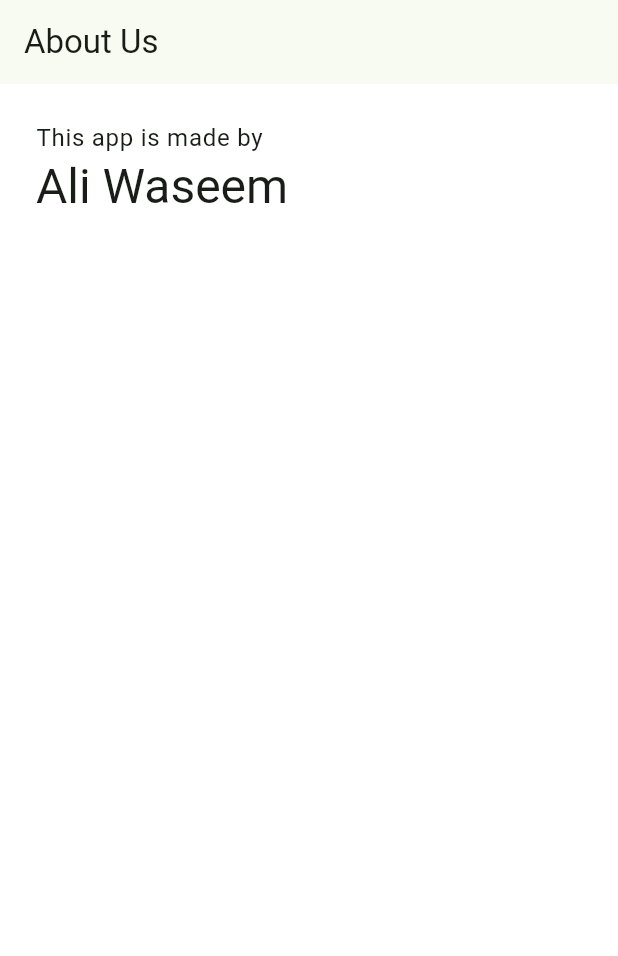
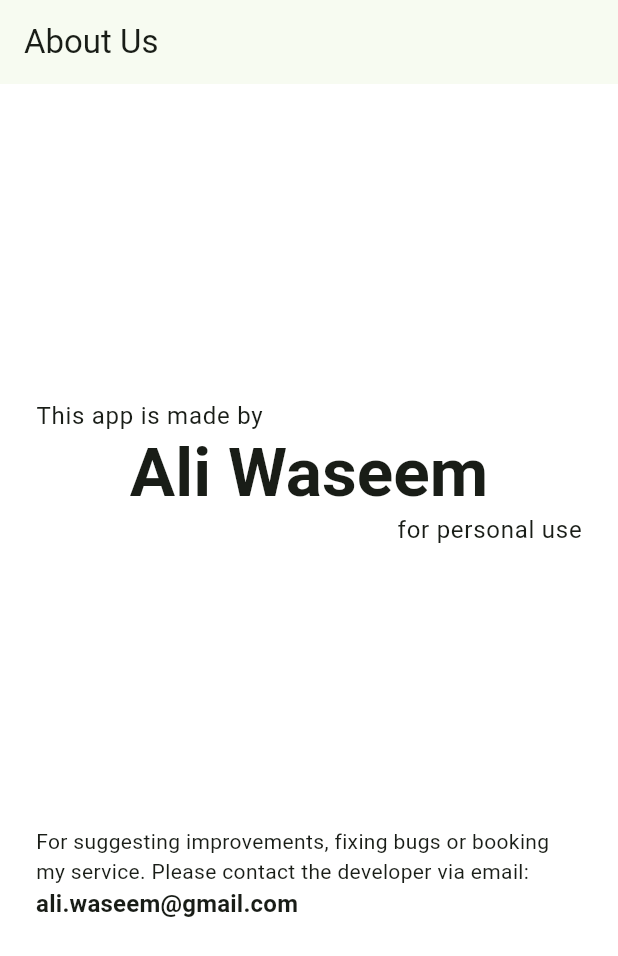
Before and after one commit to aliwaseem27/drugs_order, a Flutter app: the AboutUsScreen screen opened by its route, on a phone screen of 412 x 824 dp. Shown: the top 956 px of the screen. Run offline on Flutter 3.47's test engine with Material 3 defaults, Android fonts, the phone set to English and light mode, and no system bars; our stand-ins replace flutter_riverpod, go_router, isar; accounts and stored records are empty; generated files the repository leaves out were written again.

Commit message:
fix: visual improvements

```diff
--- a/lib/screens/about_us_screen.dart
+++ b/lib/screens/about_us_screen.dart
@@ -14,17 +14,47 @@ class AboutUsScreen extends StatelessWidget {
       ),
       body: Padding(
         padding: const EdgeInsets.all(AppSizes.defaultSpace),
-        child: SingleChildScrollView(
         child: Column(
+          mainAxisAlignment: MainAxisAlignment.spaceEvenly,
+          children: [
+            Column(
+              mainAxisAlignment: MainAxisAlignment.center,
               crossAxisAlignment: CrossAxisAlignment.start,
               children: [
                 Text(
                   "This app is made by",
                   style: Theme.of(context).textTheme.bodyLarge,
                 ),
-              Text("Ali Waseem", style: Theme.of(context).textTheme.headlineLarge),
+                Row(
+                  mainAxisAlignment: MainAxisAlignment.center,
+                  children: [
+                    Text("Ali Waseem",
+                        style: Theme.of(context).textTheme.displayMedium?.copyWith(fontWeight: FontWeight.bold)),
                   ],
                 ),
+                Row(
+                  mainAxisAlignment: MainAxisAlignment.end,
+                  children: [
+                    Text(
+                      "for personal use",
+                      style: Theme.of(context).textTheme.bodyLarge,
+                    ),
+                  ],
+                ),
+              ],
+            ),
+            Column(
+              crossAxisAlignment: CrossAxisAlignment.start,
+              children: [
+                Text(
+                    "For suggesting improvements, fixing bugs or booking my service. Please contact the developer via email: "),
+                SelectableText(
+                  "ali.waseem@gmail.com",
+                  style: Theme.of(context).textTheme.titleMedium?.copyWith(fontWeight: FontWeight.bold),
+                )
+              ],
+            )
+          ],
         ),
       ),
     );
--- a/lib/screens/home_screen.dart
+++ b/lib/screens/home_screen.dart
@@ -54,7 +54,7 @@ class HomeScreen extends ConsumerWidget {
                                     flex: 8,
                                     child: ListTile(
                                       dense: true,
-                                      leading: Text(index.toString()),
+                                      leading: Text("${index+1}"),
                                       title: Text(
                                         drug.drugName,
                                         style: Theme.of(context).textTheme.titleMedium,
```
Lines whose indentation alone changed are shown as unchanged.
